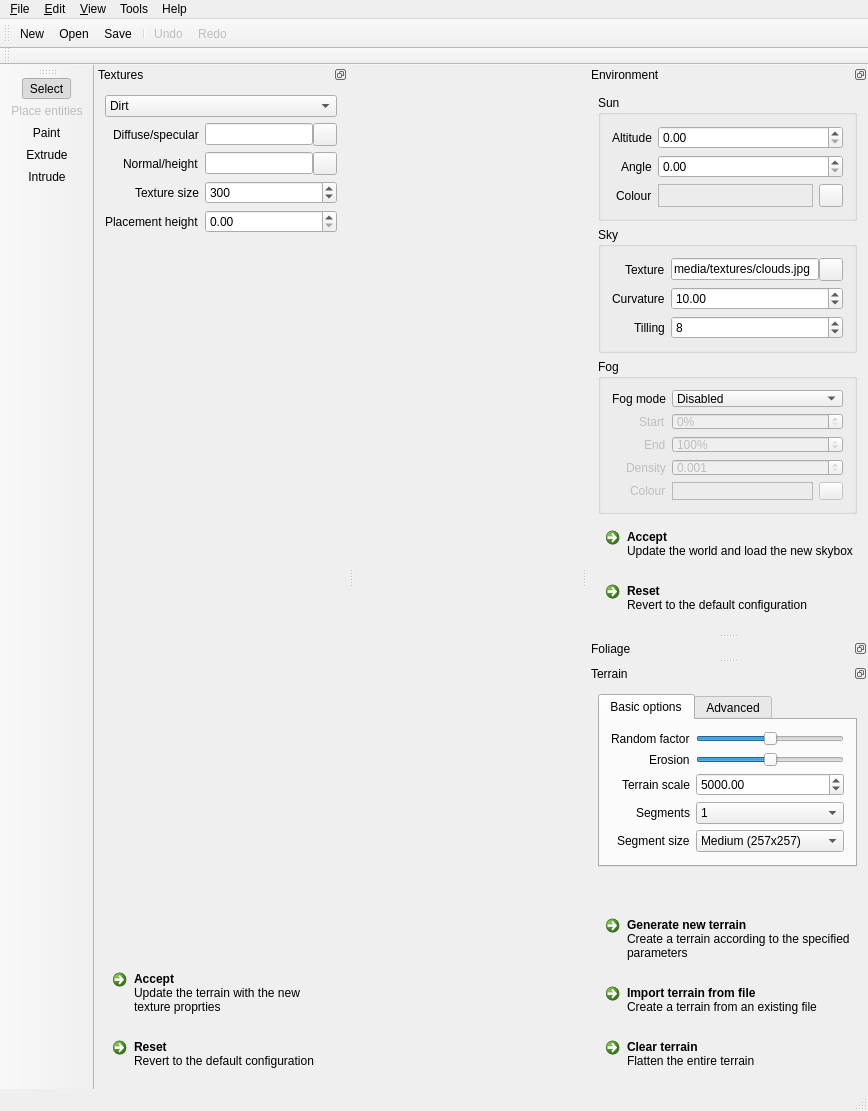
RoryDungan/Gaiascape, file ui/MainWindow.ui: the form before one commit.
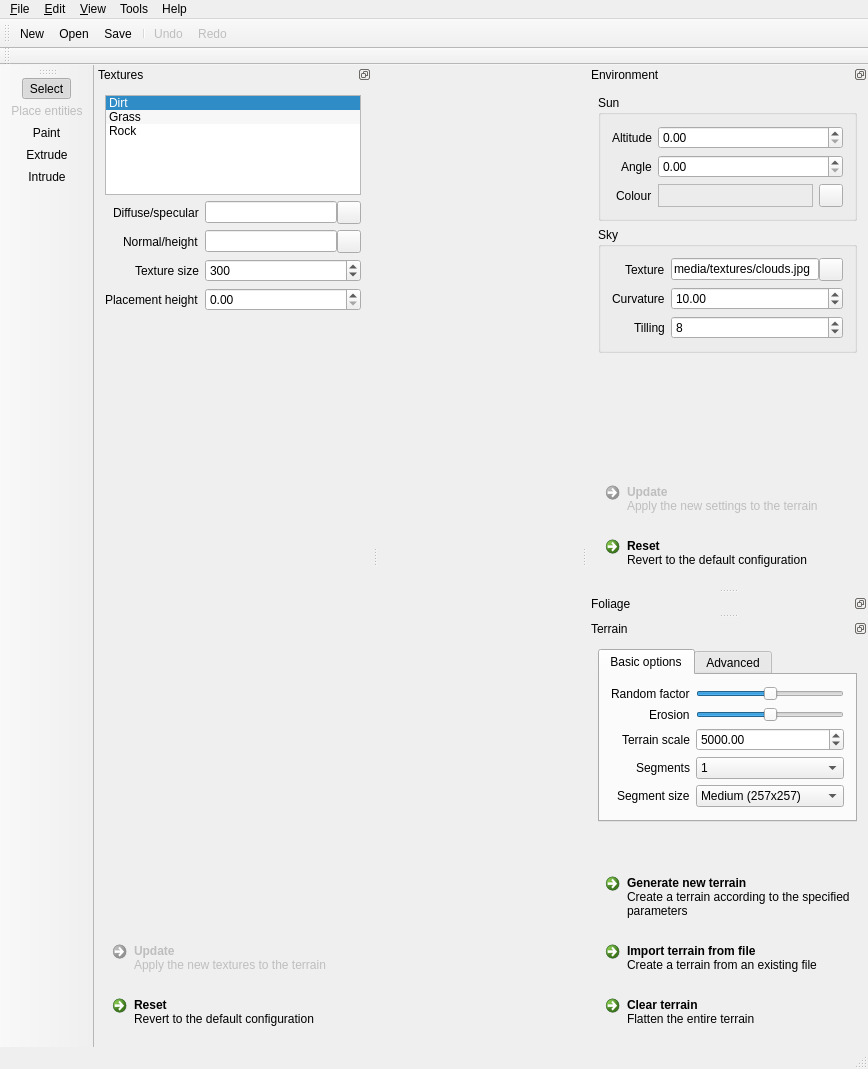
The form after the commit. Icons and pictures are not drawn.

Commit message: Disabled fog, started work on add object tool, various interfact improvements

```diff
--- a/ui/MainWindow.ui
+++ b/ui/MainWindow.ui
@@ -7,7 +7,7 @@
     <x>0</x>
     <y>0</y>
     <width>868</width>
-    <height>720</height>
+    <height>1069</height>
    </rect>
   </property>
   <property name="windowTitle">
@@ -130,7 +130,19 @@
    <widget class="QWidget" name="dockWidgetContents_2">
     <layout class="QVBoxLayout" name="verticalLayout_4">
      <item>
-      <widget class="QComboBox" name="textureSelectionBox">
+      <widget class="QListWidget" name="textureSelectionList">
+       <property name="maximumSize">
+        <size>
+         <width>16777215</width>
+         <height>100</height>
+        </size>
+       </property>
+       <property name="alternatingRowColors">
+        <bool>true</bool>
+       </property>
+       <property name="currentRow">
+        <number>0</number>
+       </property>
        <item>
         <property name="text">
          <string>Dirt</string>
@@ -262,8 +274,11 @@
      </item>
      <item>
       <widget class="QCommandLinkButton" name="updateTexturesButton">
+       <property name="enabled">
+        <bool>false</bool>
+       </property>
        <property name="text">
-        <string>Accept</string>
+        <string>Update</string>
        </property>
        <property name="icon">
         <iconset resource="../icons.qrc">
@@ -276,7 +291,7 @@
         </size>
        </property>
        <property name="description">
-        <string>Update the terrain with the new texture proprties</string>
+        <string>Apply the new textures to the terrain</string>
        </property>
       </widget>
      </item>
@@ -474,168 +489,6 @@
        </layout>
       </widget>
      </item>
-     <item>
-      <widget class="QGroupBox" name="groupBox_2">
-       <property name="title">
-        <string>Fog</string>
-       </property>
-       <layout class="QFormLayout" name="formLayout_4">
-        <property name="fieldGrowthPolicy">
-         <enum>QFormLayout::AllNonFixedFieldsGrow</enum>
-        </property>
-        <property name="labelAlignment">
-         <set>Qt::AlignRight|Qt::AlignTrailing|Qt::AlignVCenter</set>
-        </property>
-        <item row="0" column="0">
-         <widget class="QLabel" name="fogModeLabel">
-          <property name="text">
-           <string>Fog mode</string>
-          </property>
-         </widget>
-        </item>
-        <item row="0" column="1">
-         <widget class="QComboBox" name="fogModeComboBox">
-          <item>
-           <property name="text">
-            <string>Disabled</string>
-           </property>
-          </item>
-          <item>
-           <property name="text">
-            <string>Linear</string>
-           </property>
-          </item>
-          <item>
-           <property name="text">
-            <string>Exponential</string>
-           </property>
-          </item>
-          <item>
-           <property name="text">
-            <string>Exponential squared</string>
-           </property>
-          </item>
-         </widget>
-        </item>
-        <item row="1" column="0">
-         <widget class="QLabel" name="fogStartLabel">
-          <property name="enabled">
-           <bool>false</bool>
-          </property>
-          <property name="text">
-           <string>Start</string>
-          </property>
-         </widget>
-        </item>
-        <item row="1" column="1">
-         <widget class="QSpinBox" name="fogStartSpinBox">
-          <property name="enabled">
-           <bool>false</bool>
-          </property>
-          <property name="suffix">
-           <string>%</string>
-          </property>
-         </widget>
-        </item>
-        <item row="2" column="0">
-         <widget class="QLabel" name="fogEndLabel">
-          <property name="enabled">
-           <bool>false</bool>
-          </property>
-          <property name="text">
-           <string>End</string>
-          </property>
-         </widget>
-        </item>
-        <item row="2" column="1">
-         <widget class="QSpinBox" name="fogEndSpinBox">
-          <property name="enabled">
-           <bool>false</bool>
-          </property>
-          <property name="suffix">
-           <string>%</string>
-          </property>
-          <property name="maximum">
-           <number>100</number>
-          </property>
-          <property name="value">
-           <number>100</number>
-          </property>
-         </widget>
-        </item>
-        <item row="3" column="0">
-         <widget class="QLabel" name="fogDensityLabel">
-          <property name="enabled">
-           <bool>false</bool>
-          </property>
-          <property name="text">
-           <string>Density</string>
-          </property>
-         </widget>
-        </item>
-        <item row="3" column="1">
-         <widget class="QDoubleSpinBox" name="fogDensitySpinBox">
-          <property name="enabled">
-           <bool>false</bool>
-          </property>
-          <property name="decimals">
-           <number>3</number>
-          </property>
-          <property name="minimum">
-           <double>0.001000000000000</double>
-          </property>
-          <property name="maximum">
-           <double>1.000000000000000</double>
-          </property>
-          <property name="singleStep">
-           <double>0.010000000000000</double>
-          </property>
-         </widget>
-        </item>
-        <item row="4" column="0">
-         <widget class="QLabel" name="fogColourLabel_0">
-          <property name="enabled">
-           <bool>false</bool>
-          </property>
-          <property name="text">
-           <string>Colour</string>
-          </property>
-         </widget>
-        </item>
-        <item row="4" column="1">
-         <layout class="QHBoxLayout" name="horizontalLayout_4">
-          <item>
-           <widget class="QLabel" name="fogColourLabel">
-            <property name="enabled">
-             <bool>false</bool>
-            </property>
-            <property name="frameShape">
-             <enum>QFrame::StyledPanel</enum>
-            </property>
-            <property name="text">
-             <string/>
-            </property>
-           </widget>
-          </item>
-          <item>
-           <widget class="QToolButton" name="fogColourButton">
-            <property name="enabled">
-             <bool>false</bool>
-            </property>
-            <property name="text">
-             <string/>
-            </property>
-            <property name="icon">
-             <iconset resource="../icons.qrc">
-              <normaloff>:/media/16x16/colour-picker.png</normaloff>:/media/16x16/colour-picker.png</iconset>
-            </property>
-           </widget>
-          </item>
-         </layout>
-        </item>
-       </layout>
-      </widget>
-     </item>
      <item>
       <spacer name="verticalSpacer">
        <property name="orientation">
@@ -651,8 +504,11 @@
      </item>
      <item>
       <widget class="QCommandLinkButton" name="updateEnvironmentButton">
+       <property name="enabled">
+        <bool>false</bool>
+       </property>
        <property name="text">
-        <string>Accept</string>
+        <string>Update</string>
        </property>
        <property name="icon">
         <iconset resource="../icons.qrc">
@@ -665,7 +521,7 @@
         </size>
        </property>
        <property name="description">
-        <string>Update the world and load the new skybox</string>
+        <string>Apply the new settings to the terrain</string>
        </property>
       </widget>
      </item>
```
Left out of the diff: 200 changed lines with no effect on the pictures. The commit also changes 10 other files.
